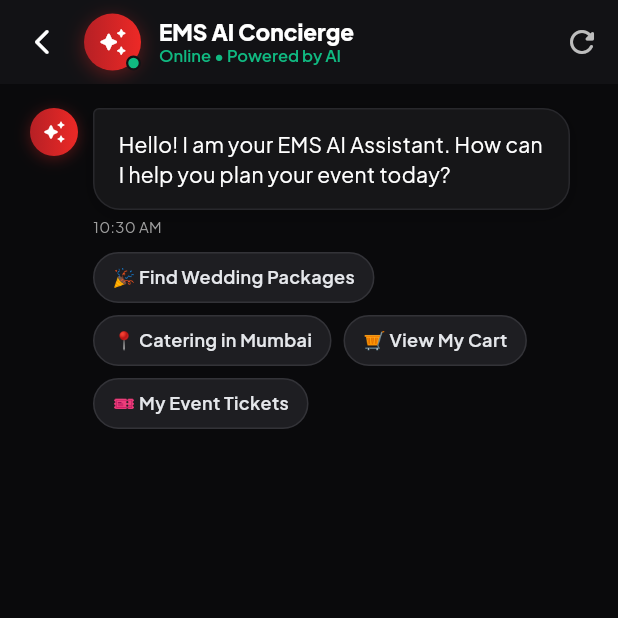
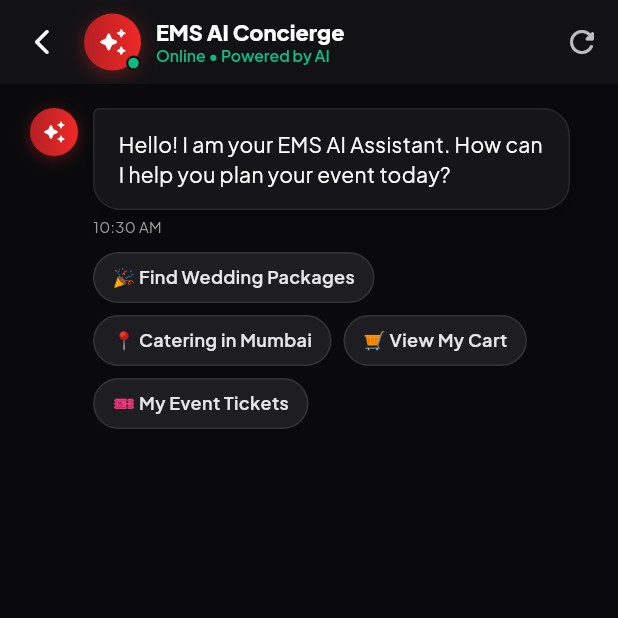
Before and after one commit to revanth-2005/ems-user-app, a Flutter app: the AiChatbotScreen screen opened by its route, on a phone screen of 412 x 824 dp, the top half of it. Run offline on Flutter 3.47's test engine with Material 3 defaults, Android fonts, the phone set to English and light mode, and no system bars; our stand-ins replace cached_network_image, connectivity_plus, dio, firebase_core, firebase_messaging, flutter_cache_manager and 14 more; missing offline and left inert: flutter_web_auth_2, mobile_scanner, razorpay_flutter; accounts and stored records are empty; network calls fail.

Commit message:
refactor: improve chatbot header UI responsiveness with text overflow handling and refined styling

```diff
--- a/lib/core/constants/api_constants.dart
+++ b/lib/core/constants/api_constants.dart
@@ -2,15 +2,15 @@
 /// All API endpoints and backend host URLs are defined here in one single place.
 class ApiConstants {
   // ── 🌐 Centralized Base URL Configuration ──────────────────────────────────
-  static const String baseUrl = 'http://localhost:3001';
-  static const String serverHost = 'localhost';
+  static const String baseUrl = 'http://192.168.0.190:3001';
+  static const String serverHost = '192.168.0.190';
   static const String serverPort = '3001';          // Backend / Proxy Port
   static const String apiPrefix  = '';          // Live backend routes mount directly at root
   static const String chatEndpoint = '$baseUrl/chat';
   static const String chat = '/chat';
 
   /// MinIO Media Storage Base URL (Local MinIO on port 6006)
-  static const String mediaBaseUrl = 'http://localhost:6006';
+  static const String mediaBaseUrl = 'http://192.168.0.190:6006';
 
   // ── 🔐 Auth Endpoints ──────────────────────────────────────────────────────
   static const String signupEmail   = '/auth/signup/email';
--- a/lib/features/chatbot/presentation/views/ai_chatbot_screen.dart
+++ b/lib/features/chatbot/presentation/views/ai_chatbot_screen.dart
@@ -163,27 +163,35 @@ class _AiChatbotScreenState extends ConsumerState<AiChatbotScreen> {
                 ),
               ],
             ),
-            const SizedBox(width: 12),
-            Column(
+            const SizedBox(width: 10),
+            Expanded(
+              child: Column(
                 crossAxisAlignment: CrossAxisAlignment.start,
+                mainAxisSize: MainAxisSize.min,
                 children: [
                   Row(
+                    mainAxisSize: MainAxisSize.min,
                     children: [
-                    Text(
+                      Flexible(
+                        child: Text(
                           isOrganizer
                               ? "Organizer AI Copilot"
                               : "EMS AI Concierge",
                           style: GoogleFonts.plusJakartaSans(
-                        fontSize: 15,
+                            fontSize: 14.5,
                             fontWeight: FontWeight.w800,
-                        color: isDark ? Colors.white : const Color(0xFF111827),
+                            color:
+                                isDark ? Colors.white : const Color(0xFF111827),
+                          ),
+                          maxLines: 1,
+                          overflow: TextOverflow.ellipsis,
                         ),
                       ),
                       if (isOrganizer) ...[
-                      const SizedBox(width: 6),
+                        const SizedBox(width: 5),
                         Container(
                           padding: const EdgeInsets.symmetric(
-                            horizontal: 6, vertical: 1.5),
+                              horizontal: 5, vertical: 1.5),
                           decoration: BoxDecoration(
                             color: Colors.amber.withValues(alpha: 0.15),
                             borderRadius: BorderRadius.circular(4),
@@ -193,7 +201,7 @@ class _AiChatbotScreenState extends ConsumerState<AiChatbotScreen> {
                           child: Text(
                             'COPILOT',
                             style: GoogleFonts.plusJakartaSans(
-                            fontSize: 9,
+                              fontSize: 8.5,
                               fontWeight: FontWeight.w900,
                               color: Colors.amber.shade800,
                             ),
@@ -207,12 +215,15 @@ class _AiChatbotScreenState extends ConsumerState<AiChatbotScreen> {
                         ? "MCP Privileges Active ⚡ • Live"
                         : "Online • Powered by AI",
                     style: GoogleFonts.plusJakartaSans(
-                    fontSize: 11,
+                      fontSize: 10.5,
                       fontWeight: FontWeight.w600,
                       color: const Color(0xFF10B981),
                     ),
+                    maxLines: 1,
+                    overflow: TextOverflow.ellipsis,
                   ),
                 ],
+              ),
             ),
           ],
         ),
```
Lines whose indentation alone changed are shown as unchanged.
